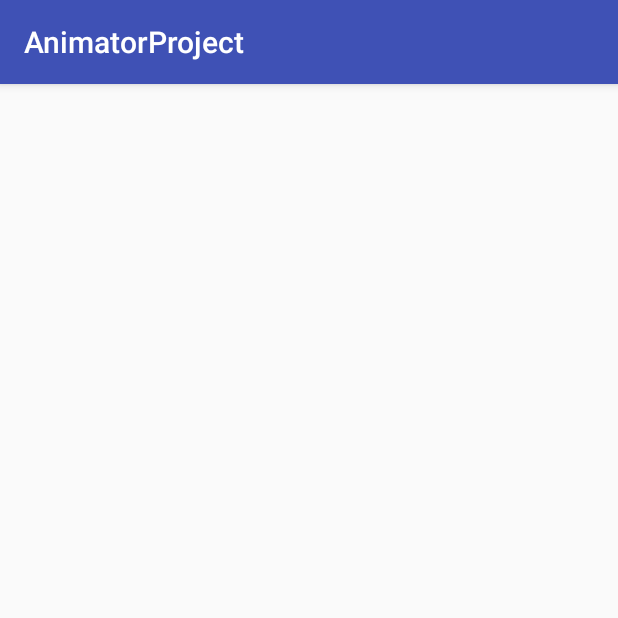
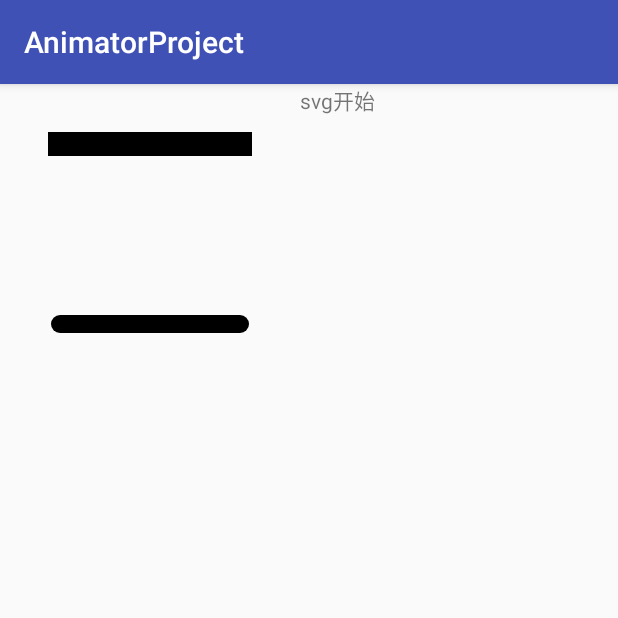
Before and after one commit to Cherry-18/AnimatorPro, an Android app: the SvgTestActivity screen opened directly, with no data from a screen before it, on a phone screen of 412 x 824 dp, the top half of it. Run offline under Robolectric (Android 15) with nearby library versions, the phone set to English and light mode, and no system bars.

Commit message:
svg test

```diff
--- a/app/src/main/java/com/yjh/svg/SvgTestActivity.java
+++ b/app/src/main/java/com/yjh/svg/SvgTestActivity.java
@@ -1,9 +1,13 @@
 package com.yjh.svg;
 
 import android.graphics.drawable.Animatable;
+import android.graphics.drawable.AnimatedVectorDrawable;
 import android.graphics.drawable.Drawable;
+import android.os.Build;
+import android.support.annotation.RequiresApi;
 import android.support.v7.app.AppCompatActivity;
 import android.os.Bundle;
+import android.view.View;
 import android.widget.ImageView;
 import android.widget.TextView;
 
@@ -13,16 +17,28 @@ public class SvgTestActivity extends AppCompatActivity {
 
 
     ImageView imageView;
+    TextView textView;
+    AnimatedVectorDrawable drawable;
 
+    @RequiresApi(api = Build.VERSION_CODES.LOLLIPOP)
     @Override
     protected void onCreate(Bundle savedInstanceState) {
         super.onCreate(savedInstanceState);
         setContentView(R.layout.activity_svg_test);
         imageView = findViewById(R.id.iv_svg_test);
-        Drawable drawable = imageView.getDrawable();
-        if(drawable instanceof Animatable){
-            ((Animatable)drawable).start();
-        }
+        textView = findViewById(R.id.tv_svg_start);
+        drawable = (AnimatedVectorDrawable)imageView.getResources().getDrawable(R.drawable.anim_vector);
+        imageView.setImageDrawable(drawable);
 
+        setListener();
+    }
+
+    public void setListener(){
+        textView.setOnClickListener(new View.OnClickListener() {
+            @Override
+            public void onClick(View v) {
+                drawable.start();
+            }
+        });
     }
 }
--- a/app/src/main/res/animator/object_anim1.xml
+++ b/app/src/main/res/animator/object_anim1.xml
@@ -6,7 +6,7 @@
     M 20,80
     L 50,80 80,80"
     android:valueTo="
-    M 20,30
+    M 20,80
     L 50,50 80,50"
     android:valueType="pathType">
 
--- a/app/src/main/res/drawable/svg_line.xml
+++ b/app/src/main/res/drawable/svg_line.xml
@@ -8,7 +8,7 @@
             android:name="path1"
             android:pathData="
             M 20,80
-            L 50,80 80,100"
+            L 50,80 80,80"
             android:strokeColor="#000000"
             android:strokeLineCap="round"
             android:strokeWidth="6"/>
--- a/app/src/main/res/layout/activity_svg_test.xml
+++ b/app/src/main/res/layout/activity_svg_test.xml
@@ -10,5 +10,12 @@
         android:id="@+id/iv_svg_test"
         android:layout_width="wrap_content"
         android:layout_height="wrap_content"
-        android:drawableLeft="@drawable/svg_line"/>
+        android:drawableLeft="@drawable/anim_vector"/>
+
+
+    <TextView
+        android:id="@+id/tv_svg_start"
+        android:layout_width="wrap_content"
+        android:layout_height="wrap_content"
+        android:text="svg开始"/>
 </LinearLayout>
```
